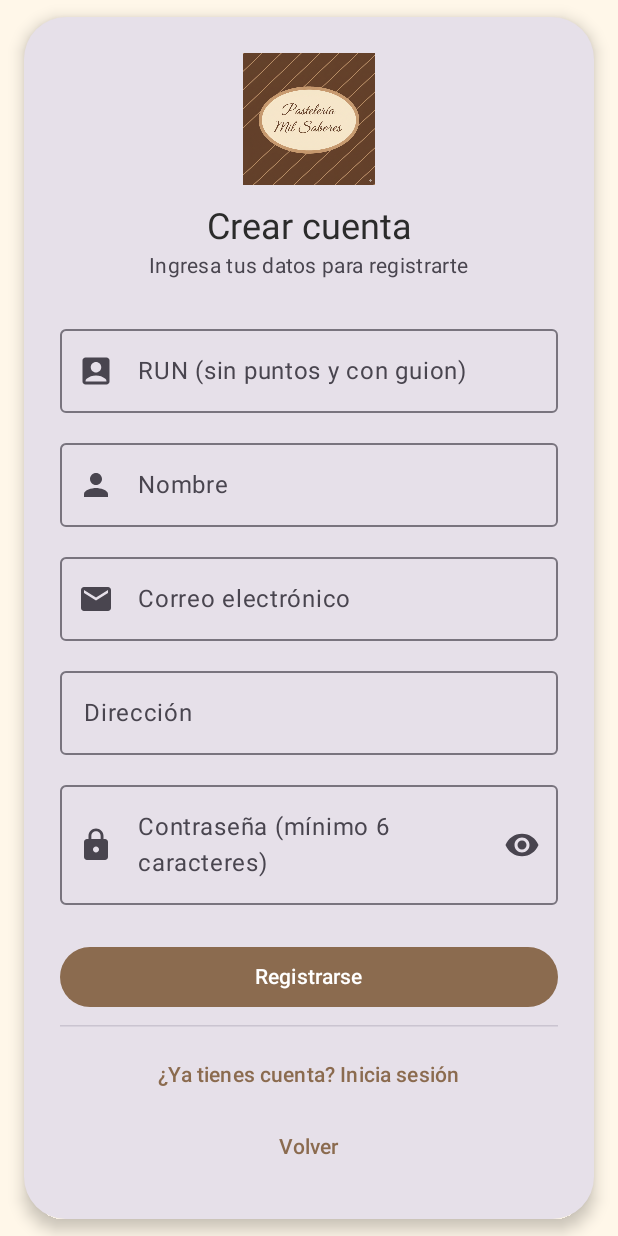
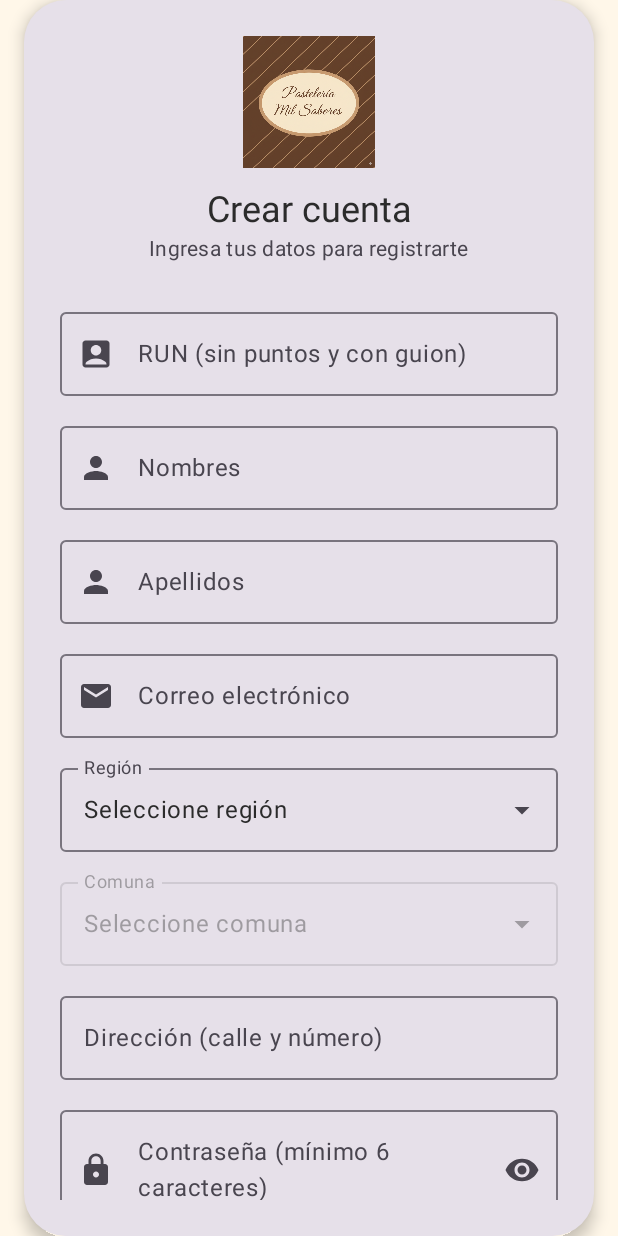
Before and after one commit to elisyanez/cienmilsaboresAndroid, an Android app built with Jetpack Compose: the @Preview function RegisterScreenPreview, on a phone screen of 412 x 824 dp. Run offline under Robolectric (Android 15) with nearby library versions, the phone set to English and light mode, and no system bars; network calls fail; 1 statement that could not run was skipped.

```diff
--- a/app/src/main/java/com/ipgan/cienmilsaboresandroid/remote/ApiService2.kt
+++ b/app/src/main/java/com/ipgan/cienmilsaboresandroid/remote/ApiService2.kt
@@ -1,54 +1,62 @@
 package com.ipgan.cienmilsaboresandroid.remote
 
+import com.ipgan.cienmilsaboresandroid.model.ComunaDTO
 import com.ipgan.cienmilsaboresandroid.model.LoginRequest
 import com.ipgan.cienmilsaboresandroid.model.LoginResponse
 import com.ipgan.cienmilsaboresandroid.model.Product
+import com.ipgan.cienmilsaboresandroid.model.RegionDTO
 import com.ipgan.cienmilsaboresandroid.model.User
 import retrofit2.Response
 import retrofit2.http.*
 
 interface ApiService2 {
     // --- USUARIOS ---
-    @GET("/api/usuarios") // <--- CORREGIDO
+    @GET("/api/usuarios")
     suspend fun getUsuarios(): Response<List<User>>
 
-    @GET("/api/usuarios/{run}") // <--- CORREGIDO
+    @GET("/api/usuarios/{run}")
     suspend fun getUsuarioByRun(@Path("run") run: String): User
 
-    @POST("/api/usuarios") // <--- CORREGIDO
+    @POST("/api/usuarios")
     suspend fun createUsuario(@Body usuario: User): Response<User>
 
-    @PUT("/api/usuarios/{run}") // <--- CORREGIDO
+    @PUT("/api/usuarios/{run}")
     suspend fun updateUsuario(@Path("run") run: String, @Body usuario: User): Response<User>
 
-    @DELETE("/api/usuarios/{run}") // <--- CORREGIDO
+    @DELETE("/api/usuarios/{run}")
     suspend fun deleteUsuario(@Path("run") run: String): Response<Unit>
 
+    @GET("/api/usuarios/me")
+    suspend fun getMyProfile(): Response<User>
+
     // --- PRODUCTOS ---
-    @GET("/api/productos") // <--- CORREGIDO
+    @GET("/api/productos")
     suspend fun getProductos(): Response<List<Product>>
 
-    @GET("/api/productos/{codigo}") // <--- CORREGIDO
+    @GET("/api/productos/{codigo}")
     suspend fun getProductoByCodigo(@Path("codigo") codigo: Int): Product
 
-    @POST("/api/productos") // <--- CORREGIDO
+    @POST("/api/productos")
     suspend fun createProducto(@Body product: Product): Response<Product>
 
-    @PUT("/api/productos/{codigo}") // <--- CORREGIDO
+    @PUT("/api/productos/{codigo}")
     suspend fun updateProducto(@Path("codigo") codigo: Int, @Body product: Product): Response<Product>
 
-    @DELETE("/api/productos/{codigo}") // <--- CORREGIDO
+    @DELETE("/api/productos/{codigo}")
     suspend fun deleteProducto(@Path("codigo") codigo: Int): Response<Unit>
 
-    // --- TEST ---
-    @GET("/api/test/ping") // <--- CORREGIDO
-    suspend fun testPing(): Response<String>
-
-    // LOGIN
-    @POST("/api/auth/login") // La nueva ruta de autenticación
+    // --- LOGIN ---
+    @POST("/api/auth/login")
     suspend fun login(@Body request: LoginRequest): Response<LoginResponse>
 
-    @GET("/api/usuarios/me") // <--- AÑADE ESTE ENDPOINT
-    suspend fun getMyProfile(): Response<User>
+    // --- UTILIDADES ---
+    @GET("/api/util/regiones")
+    suspend fun getRegiones(): Response<List<RegionDTO>>
 
+    @GET("/api/util/comunas")
+    suspend fun getComunas(): Response<List<ComunaDTO>>
+
+    // --- TEST ---
+    @GET("/api/test/ping")
+    suspend fun testPing(): Response<String>
 }
--- a/app/src/main/java/com/ipgan/cienmilsaboresandroid/screens/RegistroScreen.kt
+++ b/app/src/main/java/com/ipgan/cienmilsaboresandroid/screens/RegistroScreen.kt
@@ -2,45 +2,14 @@ package com.ipgan.cienmilsaboresandroid.screens
 
 import android.annotation.SuppressLint
 import androidx.compose.foundation.Image
-import androidx.compose.foundation.layout.Box
-import androidx.compose.foundation.layout.Column
-import androidx.compose.foundation.layout.Spacer
-import androidx.compose.foundation.layout.fillMaxSize
-import androidx.compose.foundation.layout.fillMaxWidth
-import androidx.compose.foundation.layout.height
-import androidx.compose.foundation.layout.padding
-import androidx.compose.foundation.layout.size
-import androidx.compose.foundation.layout.widthIn
+import androidx.compose.foundation.layout.*
 import androidx.compose.foundation.rememberScrollState
 import androidx.compose.foundation.verticalScroll
 import androidx.compose.material.icons.Icons
-import androidx.compose.material.icons.filled.AccountBox
-import androidx.compose.material.icons.filled.Email
-import androidx.compose.material.icons.filled.Lock
-import androidx.compose.material.icons.filled.Person
-import androidx.compose.material.icons.filled.Visibility
-import androidx.compose.material.icons.filled.VisibilityOff
-import androidx.compose.material3.Button
-import androidx.compose.material3.Card
-import androidx.compose.material3.CardDefaults
-import androidx.compose.material3.CircularProgressIndicator
-import androidx.compose.material3.HorizontalDivider
-import androidx.compose.material3.Icon
-import androidx.compose.material3.IconButton
-import androidx.compose.material3.MaterialTheme
-import androidx.compose.material3.OutlinedTextField
-import androidx.compose.material3.Scaffold
-import androidx.compose.material3.SnackbarHost
-import androidx.compose.material3.SnackbarHostState
-import androidx.compose.material3.Text
-import androidx.compose.material3.TextButton
-import androidx.compose.runtime.Composable
-import androidx.compose.runtime.getValue
-import androidx.compose.runtime.mutableStateOf
-import androidx.compose.runtime.remember
-import androidx.compose.runtime.rememberCoroutineScope
+import androidx.compose.material.icons.filled.*
+import androidx.compose.material3.*
+import androidx.compose.runtime.*
 import androidx.compose.runtime.saveable.rememberSaveable
-import androidx.compose.runtime.setValue
 import androidx.compose.ui.Alignment
 import androidx.compose.ui.Modifier
 import androidx.compose.ui.res.painterResource
@@ -55,18 +24,21 @@ import com.ipgan.cienmilsaboresandroid.ui.theme.CienMilSaboresAndroidTheme
 import com.ipgan.cienmilsaboresandroid.viewModel.UserViewModel
 import kotlinx.coroutines.launch
 
+@OptIn(ExperimentalMaterial3Api::class)
 @Composable
 fun RegisterScreen(
-    // 1. CAMBIAMOS LA FIRMA PARA USAR viewModel() POR DEFECTO
     userViewModel: UserViewModel = viewModel(),
     onRegisterSuccess: () -> Unit,
     onGoLogin: () -> Unit,
     onBack: () -> Unit
 ) {
-    var name by rememberSaveable { mutableStateOf("") }
     var run by rememberSaveable { mutableStateOf("") }
+    var nombres by rememberSaveable { mutableStateOf("") }
+    var apellidos by rememberSaveable { mutableStateOf("") }
     var email by rememberSaveable { mutableStateOf("") }
-    var address by rememberSaveable { mutableStateOf("") }
+    var region by rememberSaveable { mutableStateOf("") }
+    var comuna by rememberSaveable { mutableStateOf("") }
+    var direccion by rememberSaveable { mutableStateOf("") }
     var password by rememberSaveable { mutableStateOf("") }
     var showPassword by rememberSaveable { mutableStateOf(false) }
     var isLoading by remember { mutableStateOf(false) }
@@ -74,13 +46,34 @@ fun RegisterScreen(
     val scope = rememberCoroutineScope()
     val snackbarHostState = remember { SnackbarHostState() }
 
+    // 1. OBTENEMOS LAS LISTAS DEL VIEWMODEL
+    val regiones by userViewModel.regiones.collectAsState()
+    val allComunas by userViewModel.comunas.collectAsState()
+
+    // 2. FILTRAMOS LAS COMUNAS BASADO EN LA REGIÓN SELECCIONADA
+    val comunasDisponibles by remember(region, allComunas) {
+        derivedStateOf {
+            if (region.isNotBlank()) {
+                val selectedRegion = regiones.find { it.nombre == region }
+                allComunas.filter { it.regionCodigo == selectedRegion?.codigo }
+            } else {
+                emptyList()
+            }
+        }
+    }
+
+    var regionExpanded by remember { mutableStateOf(false) }
+    var comunaExpanded by remember { mutableStateOf(false) }
+
     fun validate(): Boolean {
-        // Validación un poco más robusta para el RUN
         val cleanRun = run.replace(".", "").replace("-", "")
         return cleanRun.length in 8..9 &&
-                name.isNotBlank() &&
+                nombres.isNotBlank() &&
+                apellidos.isNotBlank() &&
                 android.util.Patterns.EMAIL_ADDRESS.matcher(email).matches() &&
-                address.isNotBlank() &&
+                region.isNotBlank() &&
+                comuna.isNotBlank() &&
+                direccion.isNotBlank() &&
                 password.length >= 6
     }
 
@@ -113,10 +106,7 @@ fun RegisterScreen(
 
                     Spacer(Modifier.height(12.dp))
 
-                    Text(
-                        text = "Crear cuenta",
-                        style = MaterialTheme.typography.headlineSmall
-                    )
+                    Text(text = "Crear cuenta", style = MaterialTheme.typography.headlineSmall)
                     Text(
                         text = "Ingresa tus datos para registrarte",
                         style = MaterialTheme.typography.bodyMedium,
@@ -125,6 +115,7 @@ fun RegisterScreen(
 
                     Spacer(Modifier.height(24.dp))
 
+                    // --- CAMPOS DE TEXTO ACTUALIZADOS ---
                     OutlinedTextField(
                         value = run,
                         onValueChange = { run = it },
@@ -136,9 +127,19 @@ fun RegisterScreen(
                     Spacer(Modifier.height(12.dp))
 
                     OutlinedTextField(
-                        value = name,
-                        onValueChange = { name = it },
-                        label = { Text("Nombre") },
+                        value = nombres,
+                        onValueChange = { nombres = it },
+                        label = { Text("Nombres") },
+                        leadingIcon = { Icon(Icons.Filled.Person, contentDescription = null) },
+                        singleLine = true,
+                        modifier = Modifier.fillMaxWidth()
+                    )
+                    Spacer(Modifier.height(12.dp))
+
+                    OutlinedTextField(
+                        value = apellidos,
+                        onValueChange = { apellidos = it },
+                        label = { Text("Apellidos") },
                         leadingIcon = { Icon(Icons.Filled.Person, contentDescription = null) },
                         singleLine = true,
                         modifier = Modifier.fillMaxWidth()
@@ -155,10 +156,76 @@ fun RegisterScreen(
                     )
                     Spacer(Modifier.height(12.dp))
 
+                    // --- 3. MENÚ DE REGIONES (DINÁMICO) ---
+                    ExposedDropdownMenuBox(
+                        expanded = regionExpanded,
+                        onExpandedChange = { regionExpanded = !regionExpanded },
+                        modifier = Modifier.fillMaxWidth()
+                    ) {
+                        OutlinedTextField(
+                            value = if (region.isBlank()) "Seleccione región" else region,
+                            onValueChange = {},
+                            readOnly = true,
+                            label = { Text("Región") },
+                            trailingIcon = { ExposedDropdownMenuDefaults.TrailingIcon(expanded = regionExpanded) },
+                            modifier = Modifier.menuAnchor().fillMaxWidth()
+                        )
+                        ExposedDropdownMenu(
+                            expanded = regionExpanded,
+                            onDismissRequest = { regionExpanded = false }
+                        ) {
+                            regiones.forEach { regionDto ->
+                                DropdownMenuItem(
+                                    text = { Text(regionDto.nombre) },
+                                    onClick = {
+                                        region = regionDto.nombre
+                                        comuna = ""
+                                        regionExpanded = false
+                                    }
+                                )
+                            }
+                        }
+                    }
+
+                    Spacer(Modifier.height(12.dp))
+
+                    // --- 4. MENÚ DE COMUNAS (DINÁMICO) ---
+                    ExposedDropdownMenuBox(
+                        expanded = comunaExpanded,
+                        onExpandedChange = { if (region.isNotBlank()) comunaExpanded = !comunaExpanded },
+                        modifier = Modifier.fillMaxWidth()
+                    ) {
+                        OutlinedTextField(
+                            value = if (comuna.isBlank()) "Seleccione comuna" else comuna,
+                            onValueChange = {},
+                            readOnly = true,
+                            enabled = region.isNotBlank(),
+                            label = { Text("Comuna") },
+                            trailingIcon = { ExposedDropdownMenuDefaults.TrailingIcon(expanded = comunaExpanded) },
+                            modifier = Modifier.menuAnchor().fillMaxWidth()
+                        )
+                        ExposedDropdownMenu(
+                            expanded = comunaExpanded,
+                            onDismissRequest = { comunaExpanded = false }
+                        ) {
+                            comunasDisponibles.forEach { comunaDto ->
+                                DropdownMenuItem(
+                                    text = { Text(comunaDto.nombre) },
+                                    onClick = {
+                                        comuna = comunaDto.nombre
+                                        comunaExpanded = false
+                                    }
+                                )
+                            }
+                        }
+                    }
+
+                    Spacer(Modifier.height(12.dp))
+
                     OutlinedTextField(
-                        value = address,
-                        onValueChange = { address = it },
-                        label = { Text("Dirección") },
+                        value = direccion,
+                        onValueChange = { direccion = it },
+                        label = { Text("Dirección (calle y número)") },
                         singleLine = true,
                         modifier = Modifier.fillMaxWidth()
                     )
@@ -189,7 +256,18 @@ fun RegisterScreen(
                             if (validate()) {
                                 scope.launch {
                                     isLoading = true
-                                    val newUser = User(run= run, name = name, email = email, address = address, password = password, lastName = "", region = "REGION_METROPOLITANA", commune = "SANTIAGO", role = "cliente")
+                                    // 5. CREAMOS EL USUARIO CON LOS NUEVOS CAMPOS
+                                    val newUser = User(
+                                        run = run,
+                                        name = nombres,
+                                        lastName = apellidos,
+                                        email = email,
+                                        address = direccion,
+                                        region = region,
+                                        commune = comuna,
+                                        password = password,
+                                        role = "cliente" // Rol por defecto
+                                    )
                                     val success = userViewModel.register(newUser)
                                     if (success) {
                                         snackbarHostState.showSnackbar("Registro exitoso")
@@ -245,8 +323,6 @@ fun RegisterScreen(
 @Composable
 private fun RegisterScreenPreview() {
     CienMilSaboresAndroidTheme {
-        // 2. AHORA LLAMAMOS A LA FUNCIÓN SIN EL VIEWMODEL
-        // La preview funcionará porque `viewModel()` sabe cómo manejarla.
         RegisterScreen(
             onRegisterSuccess = {},
             onGoLogin = {},
--- a/app/src/main/java/com/ipgan/cienmilsaboresandroid/viewModel/UserViewModel.kt
+++ b/app/src/main/java/com/ipgan/cienmilsaboresandroid/viewModel/UserViewModel.kt
@@ -2,71 +2,73 @@ package com.ipgan.cienmilsaboresandroid.viewModel
 
 import android.app.Application
 import androidx.lifecycle.AndroidViewModel
+import androidx.lifecycle.viewModelScope
 import com.ipgan.cienmilsaboresandroid.config.TokenManager
-import com.ipgan.cienmilsaboresandroid.model.LoginRequest
-import com.ipgan.cienmilsaboresandroid.model.User
+import com.ipgan.cienmilsaboresandroid.model.*
 import com.ipgan.cienmilsaboresandroid.repository.UsuarioRepository
 import kotlinx.coroutines.flow.MutableStateFlow
 import kotlinx.coroutines.flow.StateFlow
 import kotlinx.coroutines.flow.asStateFlow
+import kotlinx.coroutines.launch
 
 class UserViewModel(application: Application) : AndroidViewModel(application) {
 
     private val repository = UsuarioRepository(application.applicationContext)
 
+    // --- ESTADO DEL USUARIO ---
     private val _user = MutableStateFlow<User?>(null)
     val user: StateFlow<User?> = _user.asStateFlow()
 
+    // --- ESTADO DE REGIONES Y COMUNAS ---
+    private val _regiones = MutableStateFlow<List<RegionDTO>>(emptyList())
+    val regiones: StateFlow<List<RegionDTO>> = _regiones.asStateFlow()
+
+    private val _comunas = MutableStateFlow<List<ComunaDTO>>(emptyList())
+    val comunas: StateFlow<List<ComunaDTO>> = _comunas.asStateFlow()
+
+    init {
+        // Cargamos las regiones y comunas al iniciar el ViewModel
+        loadRegionesYComunas()
+    }
+
+    private fun loadRegionesYComunas() {
+        viewModelScope.launch {
+            _regiones.value = repository.getRegiones() ?: emptyList()
+            _comunas.value = repository.getComunas() ?: emptyList()
+        }
+    }
+
     suspend fun login(email: String, pass: String): Boolean {
-        try {
+        return try {
             val request = LoginRequest(correo = email, password = pass)
-
-            // 1. Llamamos al endpoint de login.
-            // La respuesta (`LoginResponse`) ya contiene el token Y los datos del usuario.
             val loginResponse = repository.login(request)
 
             if (loginResponse.isSuccessful && loginResponse.body() != null) {
                 val responseBody = loginResponse.body()!!
-
-                // 2. Guardamos el token que vino en la respuesta.
-                // Asegúrate que tu LoginResponse tiene un campo `token` o `jwt`.
                 TokenManager.saveToken(getApplication(), responseBody.token)
-
-                // 3. Invalidamos Retrofit para futuras llamadas.
                 com.ipgan.cienmilsaboresandroid.remote.RetrofitInstance2.invalidate()
 
-                // 4. ¡AQUÍ ESTÁ EL CAMBIO CLAVE!
-                // Creamos el objeto `User` directamente desde la respuesta del login,
-                // sin necesidad de hacer otra llamada a la API.
                 val loggedInUser = User(
                     run = responseBody.run,
                     name = responseBody.name,
                     lastName = responseBody.lastName,
                     email = responseBody.email,
-                    password = "", // La contraseña nunca se guarda en el estado
+                    password = "", // La contraseña no se guarda en el estado
                     address = responseBody.address,
                     role = responseBody.role,
-                    // Asegúrate de que los nombres de las propiedades coincidan
-                    // con los de tu LoginResponse (regionNombre, comunaNombre, etc.).
                     region = responseBody.region,
                     commune = responseBody.commune
                 )
-
-                // 5. ACTUALIZAMOS EL ESTADO
-                // Este cambio hará que `LoginScreen` y `HomeScreen` reaccionen.
                 _user.value = loggedInUser
-                return true // ¡Éxito!
+                true
+            } else {
+                false
             }
-
-            // Si el login falla, devolvemos false.
-            return false
         } catch (e: Exception) {
             e.printStackTrace()
-            return false
+            false
         }
     }
-
-    // El resto de las funciones (register, logout, updateUser) se mantienen igual.
 
     suspend fun register(user: User): Boolean {
         return repository.saveUsuario(user)
@@ -82,6 +84,8 @@ class UserViewModel(application: Application) : AndroidViewModel(application) {
         _user.value?.let { currentUser ->
             val run = currentUser.run
             if (repository.updateUsuario(run, updatedUser)) {
+                // Actualizamos el estado con la información completa
+                // que viene del formulario.
                 _user.value = updatedUser
             }
         }
```
Also changed, not shown: app/src/main/java/com/ipgan/cienmilsaboresandroid/model/LocationDtos.kt (added, +21 -0 lines), app/src/main/java/com/ipgan/cienmilsaboresandroid/navigation/Navigation.kt (+5 -7 lines), app/src/main/java/com/ipgan/cienmilsaboresandroid/remote/RetrofitInstance2.kt (+17 -0 lines), app/src/main/java/com/ipgan/cienmilsaboresandroid/repository/UsuarioRepository.kt (+20 -9 lines), app/src/main/java/com/ipgan/cienmilsaboresandroid/screens/PerfilScreen.kt (+66 -74 lines).
